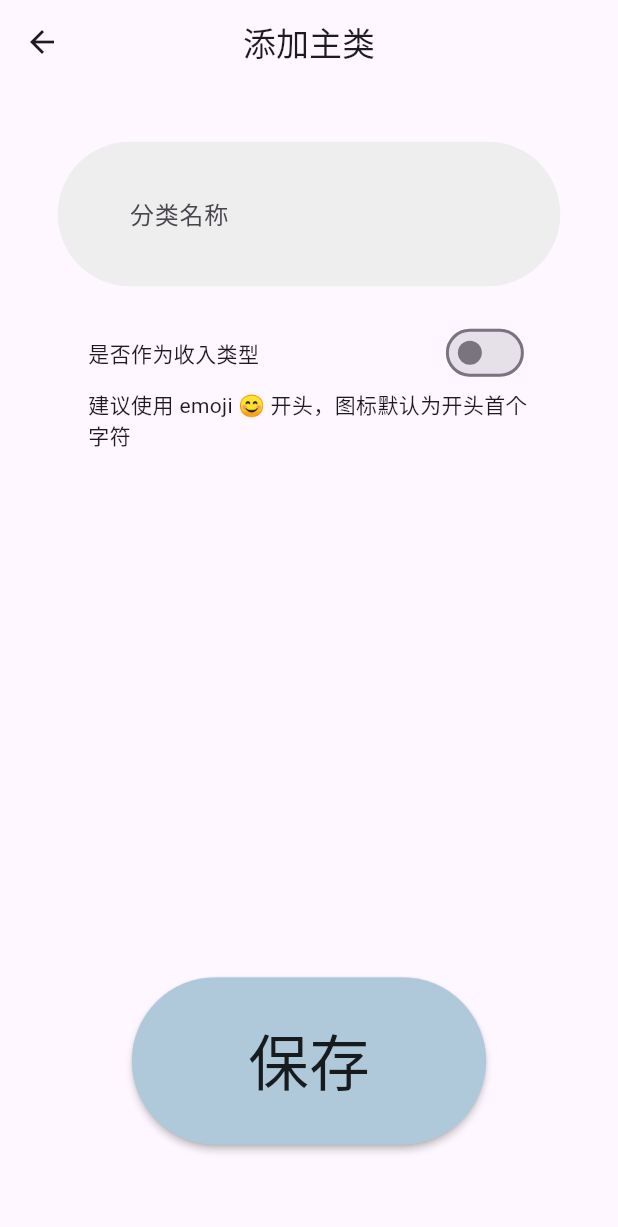
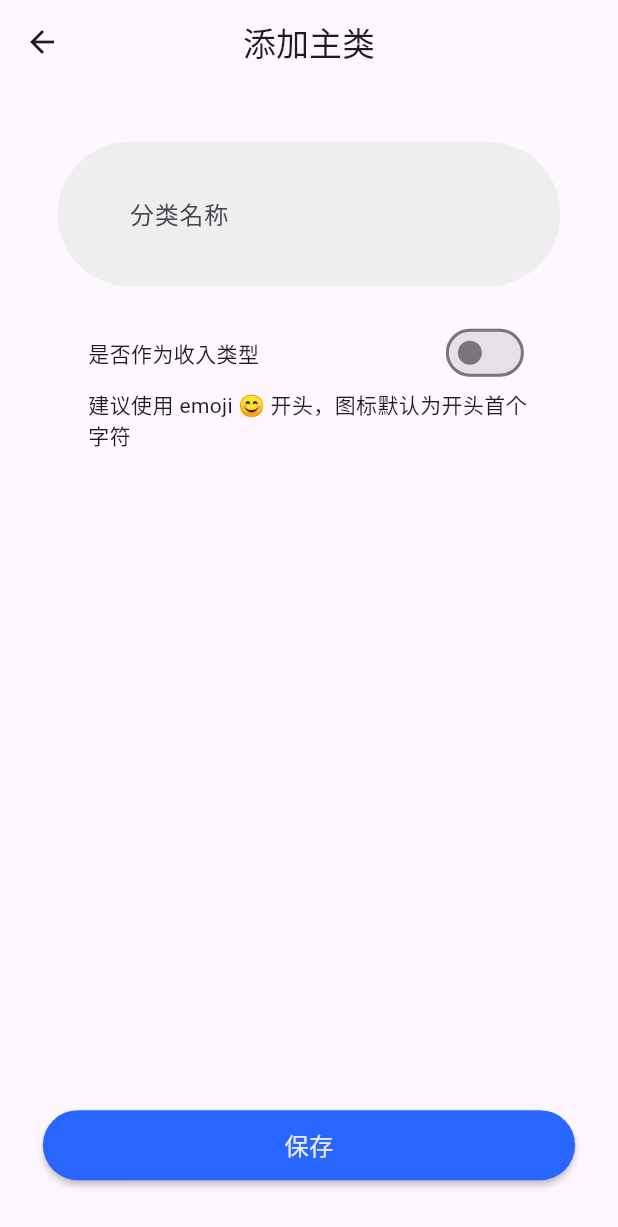
Before and after one commit to DMHPJ/Bookkeeping, a Flutter app: the BillType screen opened by its route, after a tap on "添加主类", on a phone screen of 412 x 824 dp. Shown: the top 1227 px of the screen. Run offline on Flutter 3.47's test engine with Material 3 defaults, Android fonts, the phone set to English and light mode, and no system bars; drawn by our look-alikes of oktoast; our stand-ins replace dio, flutter_screenutil, flutter_svg, flutter_swiper_view, logger, persistent_bottom_nav_bar; network calls fail; statements that could not run were skipped.

Commit message:
样式优化

```diff
--- a/lib/components/bottomButton/index.dart
+++ b/lib/components/bottomButton/index.dart
@@ -9,20 +9,20 @@ class BottomButton extends StatelessWidget {
   @override
   Widget build(BuildContext context) {
     return Positioned(
-      bottom: 60.h,
-      left: 80.w,
-      right: 80.w,
+      bottom: 36.h,
+      left: 26.w,
+      right: 26.w,
       child: MaterialButton(
         onPressed: onPressed,
         minWidth: double.infinity,
-        height: 110.h,
-        color: Color(0xffAFC8DA),
+        height: 46.h,
+        color: Color(0xff2965FF),
         shape: RoundedRectangleBorder(
-          borderRadius: BorderRadius.all(Radius.circular(100.r)),
+          borderRadius: BorderRadius.all(Radius.circular(23.r)),
         ),
         child: Text(
           buttonText,
-          style: TextStyle(fontSize: 40.r, fontWeight: FontWeight.w400),
+          style: TextStyle(fontSize: 16.r, fontWeight: FontWeight.w500, color: Color(0xFFECECEC)),
         ),
       ),
     );
--- a/lib/components/walletItem/wallet_item.dart
+++ b/lib/components/walletItem/wallet_item.dart
@@ -1,5 +1,6 @@
 import 'package:flutter/material.dart';
 import 'package:flutter_application_1/repository/data/wallet_list_data.dart';
+import 'package:flutter_application_1/utils/getSvg.dart';
 import 'package:flutter_screenutil/flutter_screenutil.dart';
 import 'package:intl/intl.dart';
 
@@ -24,12 +25,12 @@ class WalletItem extends StatelessWidget {
           Container(
             width: 46.w,
             margin: EdgeInsets.only(right: 8.w),
-            padding: EdgeInsets.all(12.r),
+            padding: EdgeInsets.all(10.r),
             decoration: BoxDecoration(
               color: const Color(0xFFFFEBE6),
               borderRadius: BorderRadius.all(Radius.circular(6.r)),
             ),
-            child: FittedBox(fit: BoxFit.contain, child: Text("占")),
+            child: GetSvg.url(data?.walletTypeIcon ?? ""),
           ),
           Expanded(
             child: Row(
--- a/lib/pages/commonFunctions/billType/index.dart
+++ b/lib/pages/commonFunctions/billType/index.dart
@@ -68,28 +68,28 @@ class _BillTypeState extends State<BillType>
                   borderRadius: BorderRadius.all(Radius.circular(99.r)),
                   borderSide: BorderSide(
                     color: Color(0xFF1c1c22), // 指示器颜色
-                    width: 75.h, // 指示器厚度
+                    width: 32.h, // 指示器厚度
                   ),
                 ),
                 overlayColor: WidgetStateProperty.all(Colors.transparent),
                 indicatorSize: TabBarIndicatorSize.tab,
                 labelStyle: TextStyle(
-                  fontSize: 36.r,
+                  fontSize: 14.r,
                   fontWeight: FontWeight.w500,
                   color: Color(0xFFECECEC),
                 ),
                 tabAlignment: TabAlignment.center,
                 labelPadding: EdgeInsets.only(
-                  right: 30.w,
-                  left: 30.w,
-                  top: 10.h,
-                  bottom: 10.h,
+                  right: 36.w,
+                  left: 36.w,
+                  top: 6.h,
+                  bottom: 6.h,
                 ),
               ),
             ],
           ),
           centerTitle: true,
-          toolbarHeight: 160.h,
+          toolbarHeight: 72.h,
           surfaceTintColor: Color(0xffAFC8DA),
           backgroundColor: Color(0xffAFC8DA),
         ),
@@ -114,7 +114,7 @@ class _BillTypeState extends State<BillType>
                                     ),
                               ),
                         ),
-                        SizedBox(height: 170.h),
+                        SizedBox(height: 80.h),
                       ],
                     ),
                   ),
--- a/lib/repository/data/wallet_list_data.dart
+++ b/lib/repository/data/wallet_list_data.dart
@@ -27,6 +27,7 @@ class WalletItemData {
     this.billId,
     this.walletType,
     this.walletTypeName,
+    this.walletTypeIcon,
     this.walletName,
     this.walletAmount,
     this.createTime,
@@ -38,6 +39,7 @@ class WalletItemData {
     billId = json['billId'];
     walletType = json['walletType'];
     walletTypeName = json['walletTypeName'];
+    walletTypeIcon = json['walletTypeIcon'];
     walletName = json['walletName'];
     walletAmount = json['walletAmount'];
     createTime = json['createTime'];
@@ -47,6 +49,7 @@ class WalletItemData {
   String? billId;
   int? walletType;
   String? walletTypeName;
+  String? walletTypeIcon;
   String? walletName;
   String? walletAmount;
   String? createTime;
@@ -58,6 +61,7 @@ class WalletItemData {
     map['billId'] = billId;
     map['walletType'] = walletType;
     map['walletTypeName'] = walletTypeName;
+    map['walletTypeIcon'] = walletTypeIcon;
     map['walletName'] = walletName;
     map['walletAmount'] = walletAmount;
     map['createTime'] = createTime;
--- a/pubspec.yaml
+++ b/pubspec.yaml
@@ -36,5 +36,6 @@ dev_dependencies:
   flutter_lints: ^5.0.0
 
 flutter:
-
+  assets:
+    - assets/svg/
   uses-material-design: true
```
Also changed, not shown: lib/components/billTypeListItem/index.dart (+32 -41 lines), lib/components/walletTypeListItem/index.dart (+3 -4 lines), lib/pages/myPage/index.dart (+129 -64 lines), lib/utils/getSvg.dart (+57 -3 lines), assets/svg/pic_break.svg (added).
